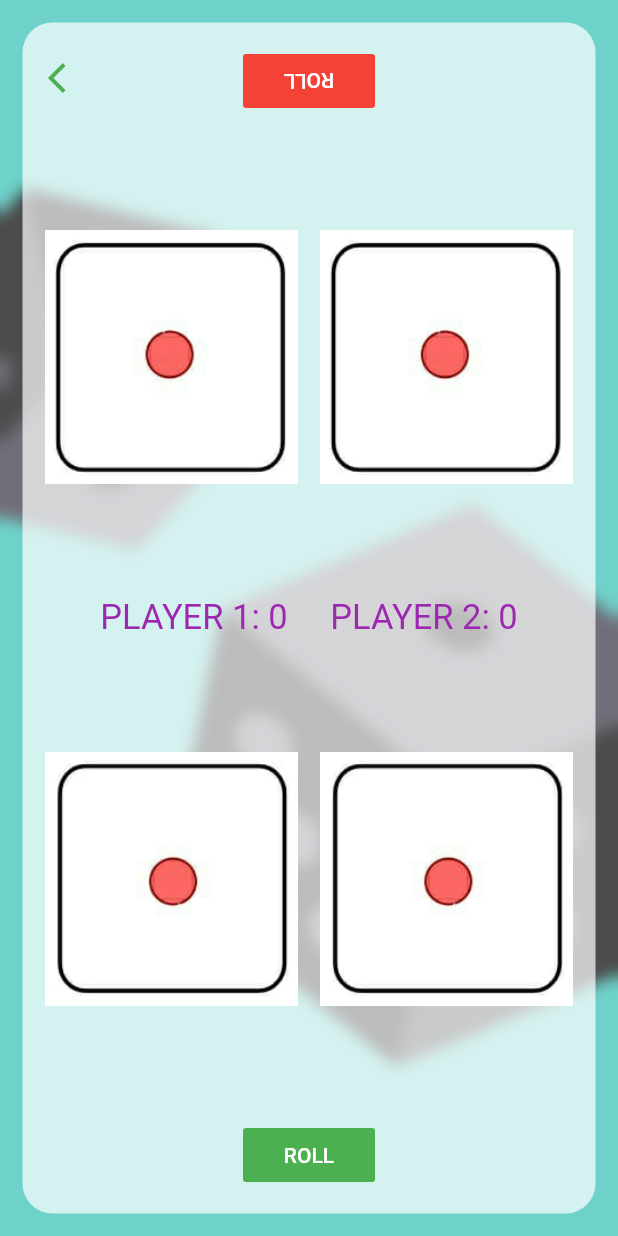
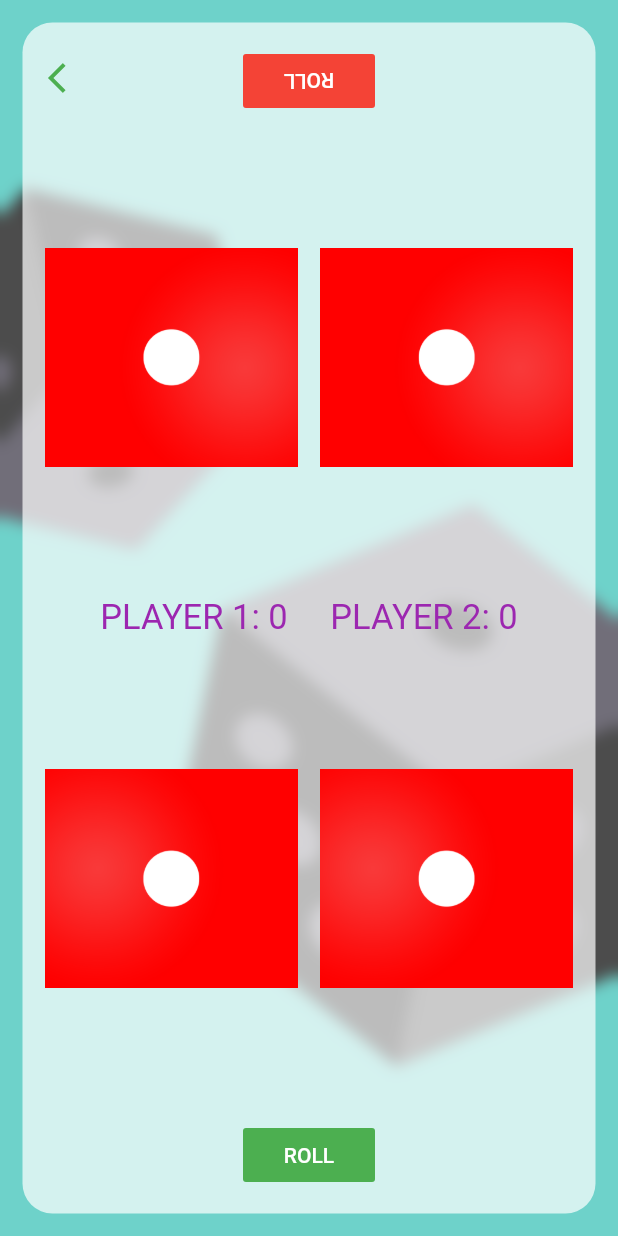
Before and after one commit to romitkarmakar/aavishkar3.0_game, a Flutter app: the DiceGame screen opened by its route, on a phone screen of 412 x 824 dp. Run offline on Flutter 3.47's test engine with Material 2 defaults, Android fonts, the phone set to English and light mode, and no system bars; our stand-ins replace rxdart.

```diff
--- a/lib/close-the-box/views/dice_game.dart
+++ b/lib/close-the-box/views/dice_game.dart
@@ -268,12 +268,12 @@ class _DiceGameState extends State<DiceGame> {
       mainAxisAlignment: MainAxisAlignment.spaceEvenly,
       children: <Widget>[
         player == 1
-            ? Expanded(child:Image.asset('assets/dice$_p1d1.jpeg'))
-            : Expanded(child:Image.asset('assets/dice$_p2d1.jpeg')),
+            ? Expanded(child:Image.asset('assets/dice$_p1d1.png'))
+            : Expanded(child:Image.asset('assets/dice$_p2d1.png')),
             SizedBox(width: 15,),
         player == 1
-            ? Expanded(child:Image.asset('assets/dice$_p1d2.jpeg'))
-            : Expanded(child:Image.asset('assets/dice$_p2d2.jpeg'))
+            ? Expanded(child:Image.asset('assets/dice$_p1d2.png'))
+            : Expanded(child:Image.asset('assets/dice$_p2d2.png'))
       ],
     );
   }
```
Also changed, not shown: lib/21-card-game/views/21_game.dart (+42 -3 lines), pubspec.yaml (+6 -6 lines), assets/dice1.jpeg (deleted), assets/dice1.png (added), assets/dice2.jpeg (deleted), assets/dice2.png (added), assets/dice3.jpeg (deleted), assets/dice3.png (added), assets/dice4.jpeg (deleted), assets/dice4.png (added), assets/dice5.jpeg (deleted), assets/dice5.png (added), assets/dice6.jpeg (deleted), assets/dice6.png (added).
